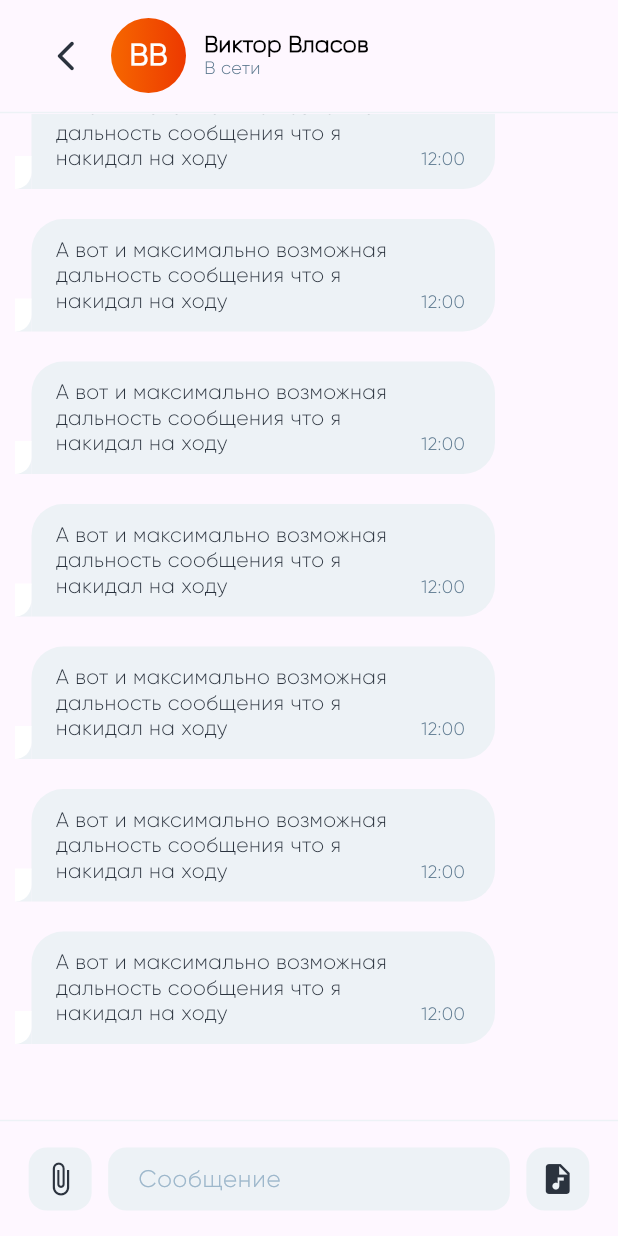
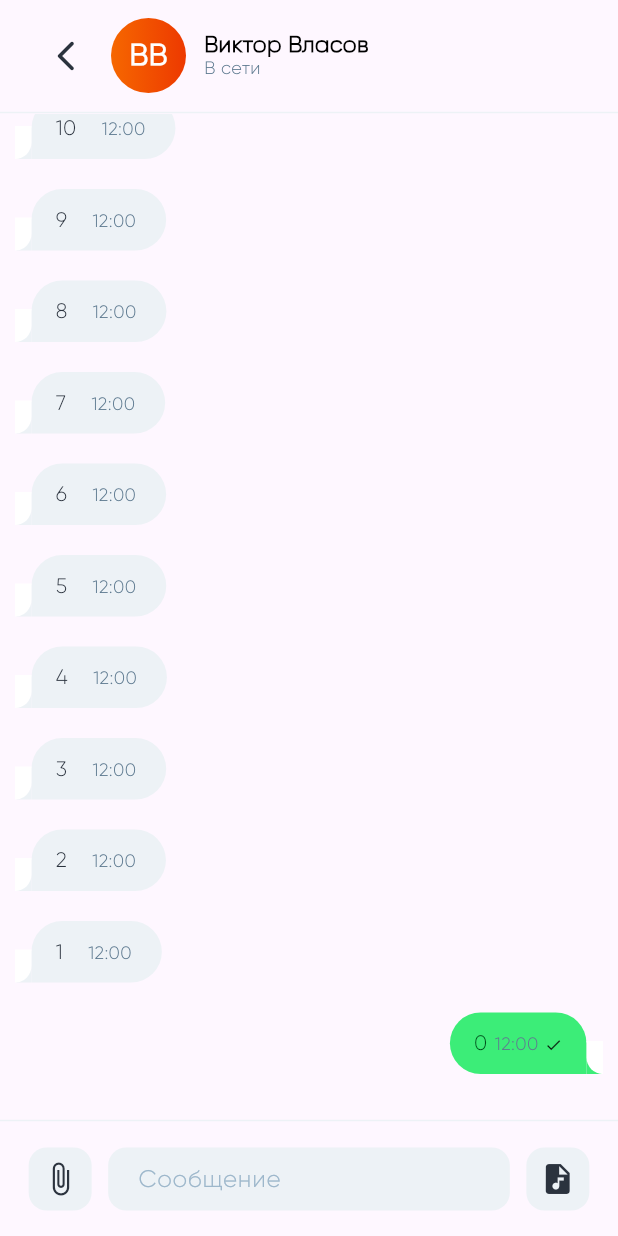
Before and after one commit to hoopa34/mozz_test_messager, a Flutter app: the screen it shows after launch, on a phone screen of 412 x 824 dp. Run offline on Flutter 3.47's test engine with Material 3 defaults, Android fonts, the phone set to English and light mode, and no system bars.

Commit message:
Fixing messenger

```diff
--- a/lib/ui/pages/page_chat/page_chat_content.dart
+++ b/lib/ui/pages/page_chat/page_chat_content.dart
@@ -25,11 +25,23 @@ class PageChatContetnMessages extends StatelessWidget {
       child: ListView.separated(
         padding: const EdgeInsets.symmetric(horizontal: 10),
         itemBuilder: (context, index) {
+          // Первое сообщение
           if (index == 0) {
-            return const SizedBox(height: 30);
+            return Column(
+              crossAxisAlignment: CrossAxisAlignment.stretch,
+              children: [
+                MessageWidget(
+                  isUser: true,
+                  text: '$index',
+                ),
+                const SizedBox(height: 30),
+              ],
+            );
           }
-          return const MessageWidget(
+          // Обычное сообщение
+          return MessageWidget(
             isUser: false,
+            text: '$index',
           );
         },
         separatorBuilder: (context, index) => const SizedBox(height: 20),
--- a/lib/ui/widgets/message_widget/message_widget.dart
+++ b/lib/ui/widgets/message_widget/message_widget.dart
@@ -5,10 +5,12 @@ import 'package:mozz_test_messenger/ui/theme/app_texts/app_text_styles.dart';
 class MessageWidget extends StatelessWidget {
   final bool isUser;
   final bool isWatched;
+  final String text;
   const MessageWidget({
     super.key,
     this.isUser = true,
     this.isWatched = false,
+    this.text = 'Пустое сообщение'
   });
 
   @override
@@ -40,7 +42,8 @@ class MessageWidget extends StatelessWidget {
                 Padding(
                   padding: const EdgeInsets.only(right: 50),
                   child: Text(
-                    'А вот и максимально возможная дальность сообщения что я накидал на ходу',
+                    text,
+                    // 'А вот и максимально возможная дальность сообщения что я накидал на ходу',
                     // 'А вот и максимально',
                     style: isUser
                         ? AppTestStyles.userMessage
```
